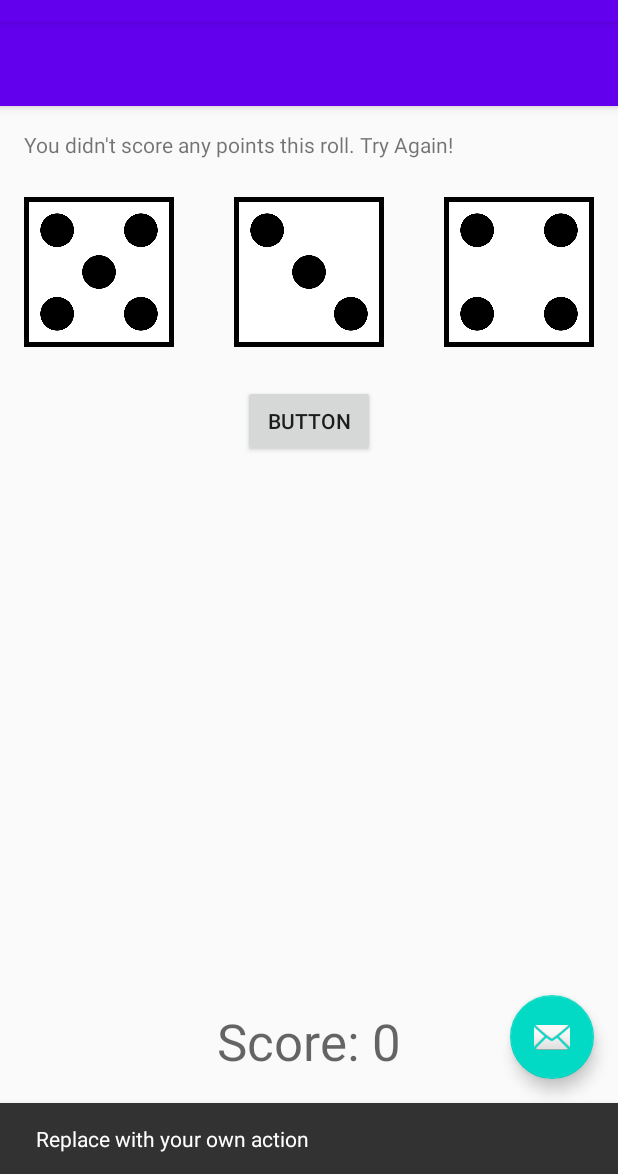
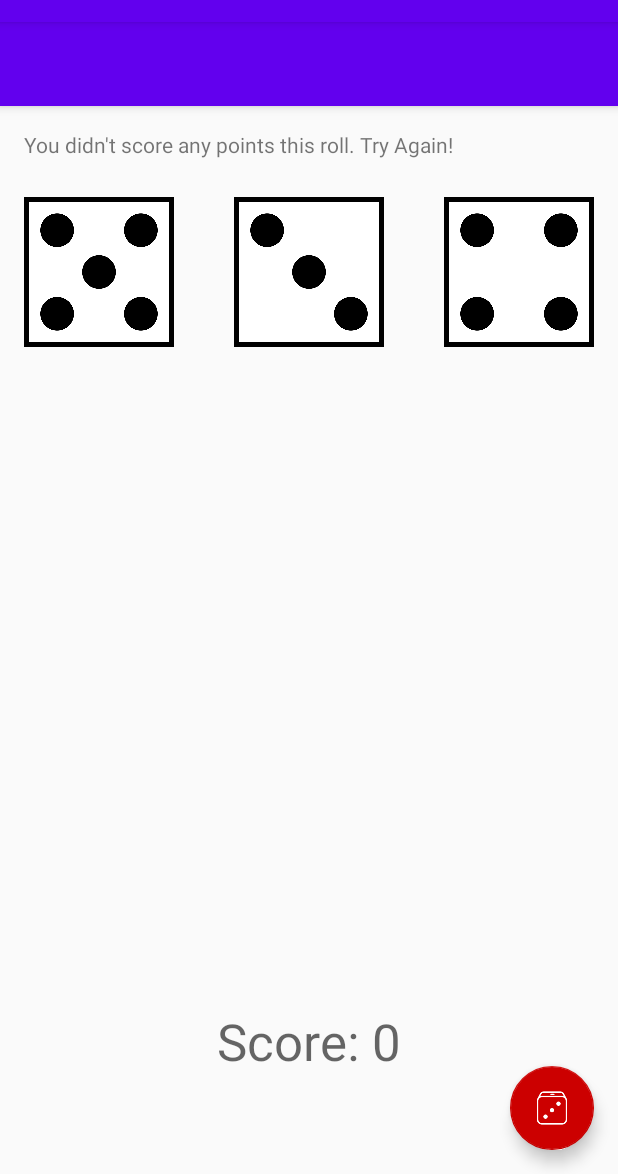
Before and after one commit to AdamHunt44/DiceOut, an Android app: the MainActivity screen opened directly, with no data from a screen before it, after a tap on an icon or button, on a phone screen of 412 x 824 dp, the part 62-1236 px from its top. Run offline under Robolectric (Android 15) with nearby library versions, the phone set to English and light mode, and no system bars; 1 statement that could not run was skipped; 1 other tap on this screen came first.

Commit message:
Updated UI to use the floating action button instead of a regular button

```diff
--- a/app/src/main/java/com/example/diceout/MainActivity.java
+++ b/app/src/main/java/com/example/diceout/MainActivity.java
@@ -3,13 +3,11 @@ package com.example.diceout;
 import android.graphics.drawable.Drawable;
 import android.os.Bundle;
 import android.support.design.widget.FloatingActionButton;
-import android.support.design.widget.Snackbar;
 import android.support.v7.app.AppCompatActivity;
 import android.support.v7.widget.Toolbar;
 import android.view.Menu;
 import android.view.MenuItem;
 import android.view.View;
-import android.widget.Button;
 import android.widget.ImageView;
 import android.widget.TextView;
 import android.widget.Toast;
@@ -34,7 +32,6 @@ public class MainActivity extends AppCompatActivity {
 
     // UI components
     TextView rollResult;
-    Button rollButton;
 
     // Field to hold the score text
     TextView scoreText;
@@ -50,8 +47,7 @@ public class MainActivity extends AppCompatActivity {
         fab.setOnClickListener(new View.OnClickListener() {
             @Override
             public void onClick(View view) {
-                Snackbar.make(view, "Replace with your own action", Snackbar.LENGTH_LONG)
-                        .setAction("Action", null).show();
+                rollDice(view);
             }
         });
 
@@ -59,7 +55,6 @@ public class MainActivity extends AppCompatActivity {
         score = 0;
 
         rollResult = findViewById(R.id.rollResult);
-        rollButton = findViewById(R.id.rollButton);
         scoreText = findViewById(R.id.scoreText);
         rand = new Random();
 
--- a/app/src/main/res/layout/activity_main.xml
+++ b/app/src/main/res/layout/activity_main.xml
@@ -28,6 +28,7 @@
         android:layout_height="wrap_content"
         android:layout_gravity="bottom|end"
         android:layout_margin="@dimen/fab_margin"
-        app:srcCompat="@android:drawable/ic_dialog_email" />
+        app:backgroundTint="@android:color/holo_red_dark"
+        app:srcCompat="@drawable/dice_100px" />
 
 </android.support.design.widget.CoordinatorLayout>
--- a/app/src/main/res/layout/content_main.xml
+++ b/app/src/main/res/layout/content_main.xml
@@ -18,17 +18,6 @@
         android:layout_width="wrap_content"
         android:layout_height="wrap_content"
         android:text="Let's Play!" />
-
-    <Button
-        android:id="@+id/rollButton"
-        android:layout_width="wrap_content"
-        android:layout_height="wrap_content"
-        android:layout_below="@+id/die2_image"
-        android:layout_centerHorizontal="true"
-        android:layout_marginTop="25dp"
-        android:text="Button"
-        android:onClick="rollDice"
-        tools:text="Roll!" />
 
     <ImageView
         android:layout_width="100dp"
```
Also changed, not shown: app/src/main/res/drawable/dice_100px.png (added).
